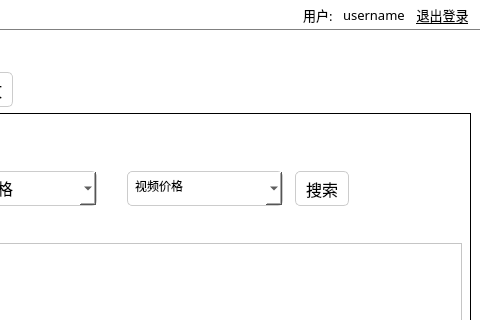
Littledoveqwq/xhs_DBMS, file xhs_DBMS/appbasewindow.ui: the form before one commit; both pictures show x 600 to 1080 and y 0 to 320 of the 1080 by 640 pixel window.
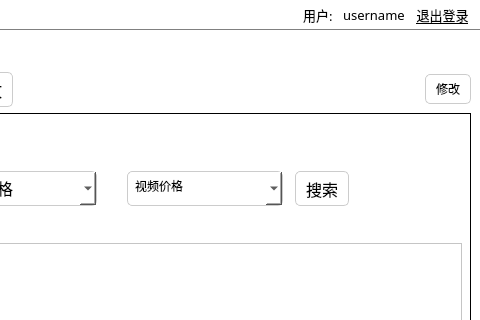
The form after the commit. The open tabs and pages were chosen to show the change. Icons and pictures are not drawn.

Commit message: 实现了点击表格中的链接跳转主页\n实现了双击表格中的行弹出修改界面

Diff of the .ui file:
```diff
--- a/xhs_DBMS/appbasewindow.ui
+++ b/xhs_DBMS/appbasewindow.ui
@@ -781,6 +781,28 @@
                   </property>
                  </spacer>
                 </item>
+                <item>
+                 <widget class="QPushButton" name="btn_reviselock">
+                  <property name="text">
+                   <string>修改</string>
+                  </property>
+                  <property name="iconSize">
+                   <size>
+                    <width>11</width>
+                    <height>15</height>
+                   </size>
+                  </property>
+                  <property name="checkable">
+                   <bool>false</bool>
+                  </property>
+                  <property name="autoRepeat">
+                   <bool>false</bool>
+                  </property>
+                  <property name="autoExclusive">
+                   <bool>false</bool>
+                  </property>
+                 </widget>
+                </item>
                </layout>
               </item>
               <item>
```
Left out of the diff: 4 changed lines with no effect on the pictures. The commit also changes 17 other files.
